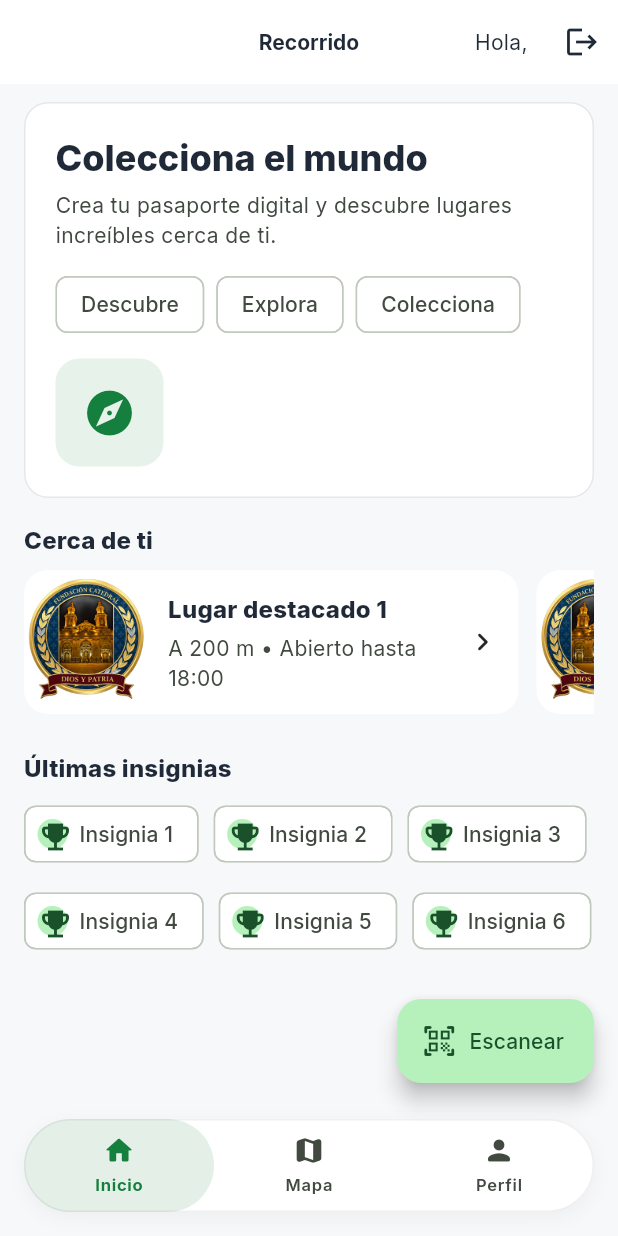
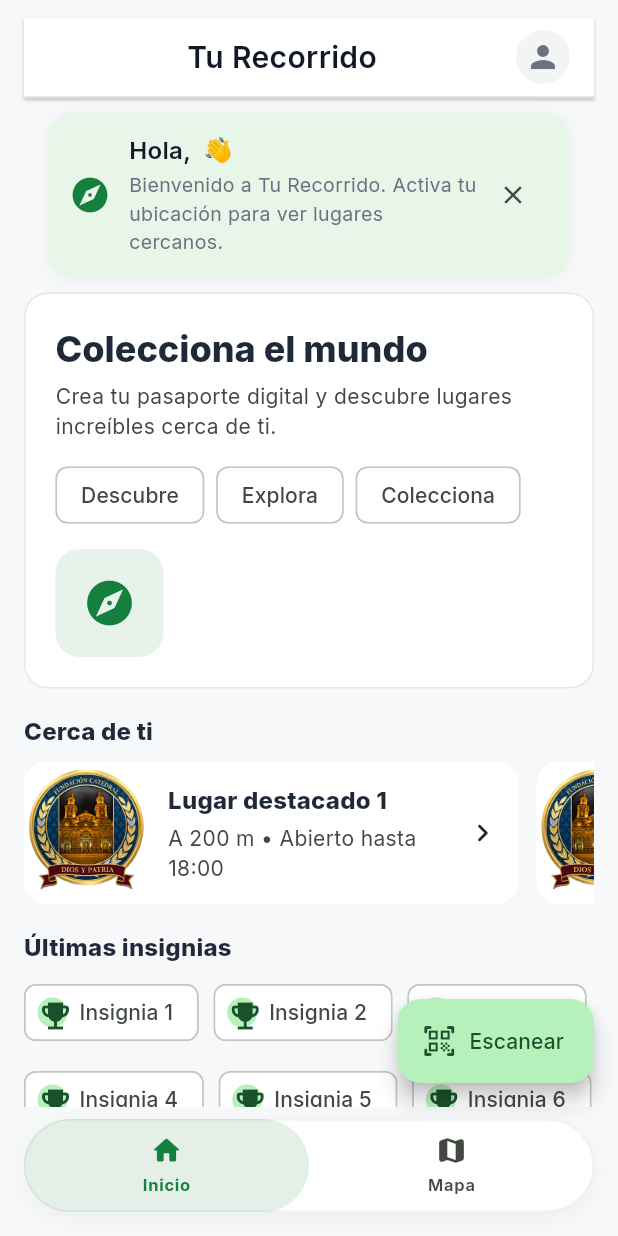
Before and after one commit to Benjaminsssss/tu_recorrido, a Flutter app: the screen it shows once a user with an empty profile is signed in, on a phone screen of 412 x 824 dp. Run offline on Flutter 3.47's test engine with Material 3 defaults, Android fonts, the phone set to English and light mode, and no system bars; our stand-ins replace cloud_firestore, easy_localization, firebase_auth, firebase_core, geolocator, google_fonts and 4 more; missing offline and left inert: flutter_polyline_points; accounts and stored records are empty.

Commit message:
feat(profile): nueva pantalla de Perfil editable con cambio de idioma inmediato (easy_localization) y previsualización de foto; fix: eliminar AppBar duplicado en Home y usar header personalizado; chore: i18n en mapa y nuevas traducciones; perms: añadir permisos galería Android/iOS; config: saveLocale=true

```diff
--- a/tu_recorrido/lib/app.dart
+++ b/tu_recorrido/lib/app.dart
@@ -1,4 +1,5 @@
 import 'package:flutter/material.dart';
+import 'package:easy_localization/easy_localization.dart';
 import 'utils/app_theme.dart';
 
 // Screens
@@ -7,7 +8,7 @@ import 'screens/login.dart';
 import 'screens/registro.dart';
 import 'screens/escanerqr.dart';
 import 'screens/menu.dart';
-import 'screens/perfil.dart';
+import 'screens/profile_screen.dart';
 
 // AuthGate
 import 'widgets/auth_gate.dart';
@@ -18,9 +19,12 @@ class MyApp extends StatelessWidget {
   @override
   Widget build(BuildContext context) {
     return MaterialApp(
-      title: 'Recorrido',
+      title: tr('app_title'),
       debugShowCheckedModeBanner: false,
       theme: AppTheme.light,
+      localizationsDelegates: context.localizationDelegates,
+      supportedLocales: context.supportedLocales,
+      locale: context.locale,
 
       // Usamos AuthGate en la raíz: decide Home o Login según sesión
       initialRoute: '/',
@@ -34,7 +38,7 @@ class MyApp extends StatelessWidget {
         '/auth/registro': (_) => const RegistroScreen(),
   '/escaner': (_) => const EscanerQRScreen(),
   '/mapa': (_) => const Mapita(),
-  '/perfil': (_) => const Perfil(),
+  '/perfil': (_) => const ProfileScreen(),
 
         // Si ya tienes una pantalla de lugares, descomenta:
         // '/places': (_) => const PlacesScreen(),
--- a/tu_recorrido/lib/components/bottom_pill_nav.dart
+++ b/tu_recorrido/lib/components/bottom_pill_nav.dart
@@ -16,7 +16,6 @@ class BottomPillNav extends StatelessWidget {
     final items = const [
       _PillItem(Icons.home_rounded, 'Inicio'),
       _PillItem(Icons.map_rounded, 'Mapa'),
-      _PillItem(Icons.person_rounded, 'Perfil'),
     ];
 
     return SafeArea(
--- a/tu_recorrido/lib/screens/home.dart
+++ b/tu_recorrido/lib/screens/home.dart
@@ -4,6 +4,7 @@ import '../services/auth_service.dart';
 import '../components/white_card.dart';
 import '../components/collection_card.dart';
 import '../components/bottom_pill_nav.dart';
+import '../widgets/home_header.dart';
 
 class HomeScreen extends StatefulWidget {
   const HomeScreen({super.key});
@@ -15,54 +16,28 @@ class HomeScreen extends StatefulWidget {
 class _HomeScreenState extends State<HomeScreen> {
   int _tab = 0;
 
-  Future<void> _logout() async {
-    await AuthService.signOut();
-    if (!mounted) return;
-    ScaffoldMessenger.of(context).showSnackBar(
-      const SnackBar(content: Text('Sesión cerrada')),
-    );
-  }
-
   @override
   Widget build(BuildContext context) {
-    final theme = Theme.of(context);
-
-    return Scaffold(
-      appBar: AppBar(
-        title: const Text('Recorrido'),
-        actions: [
-          StreamBuilder<User?>(
+    return StreamBuilder<User?>(
       stream: AuthService.authStateChanges,
       builder: (context, snap) {
-              final signedIn = snap.hasData;
         final user = snap.data;
-              final saludo = signedIn
-                  ? ((user?.displayName?.trim().isNotEmpty ?? false)
+        final nombre = (user?.displayName?.trim().isNotEmpty ?? false)
             ? user!.displayName!.trim()
-                      : (user?.email ?? 'Explorador'))
-                  : 'Explorador';
-              return Row(children: [
-                if (signedIn)
-                  Padding(
-                    padding: const EdgeInsets.only(right: 8.0),
-                    child: Text('Hola, $saludo'),
-                  ),
-                IconButton(
-                  tooltip: signedIn ? 'Cerrar sesión' : 'Iniciar sesión',
-                  icon: Icon(signedIn ? Icons.logout : Icons.login),
-                  onPressed: () => signedIn
-                      ? _logout()
-                      : Navigator.pushNamed(context, '/auth/login'),
-                ),
-              ]);
-            },
-          ),
-        ],
-      ),
-      body: ListView(
+            : (user?.email ?? 'Explorador');
+        final avatarUrl = user?.photoURL ?? '';
+        final uid = user?.uid ?? '';
+        return Scaffold(
+          body: SafeArea(
+            child: ListView(
             padding: const EdgeInsets.fromLTRB(16, 12, 16, 100),
             children: [
-          // Héroe / copy
+              HomeHeader(
+                nombre: nombre,
+                avatarUrl: avatarUrl,
+                uid: uid,
+                hasNotifications: false,
+              ),
               WhiteCard(
                 padding: const EdgeInsets.all(20),
                 child: LayoutBuilder(
@@ -74,27 +49,26 @@ class _HomeScreenState extends State<HomeScreen> {
                       width: imgSize,
                       height: imgSize,
                       decoration: BoxDecoration(
-                    color: theme.colorScheme.primary.withOpacity(0.1),
+                        color: Theme.of(context).colorScheme.primary.withOpacity(0.1),
                         borderRadius: BorderRadius.circular(16),
                       ),
                       child: Icon(Icons.explore_rounded,
-                      size: iconSize, color: theme.colorScheme.primary),
+                          size: iconSize, color: Theme.of(context).colorScheme.primary),
                     );
-
                     final text = Column(
                       crossAxisAlignment: CrossAxisAlignment.start,
                       children: [
                         Text(
                           'Colecciona el mundo',
-                      style: theme.textTheme.headlineSmall?.copyWith(
+                          style: Theme.of(context).textTheme.headlineSmall?.copyWith(
                             fontWeight: FontWeight.w800,
                           ),
                         ),
                         const SizedBox(height: 6),
                         Text(
                           'Crea tu pasaporte digital y descubre lugares increíbles cerca de ti.',
-                      style: theme.textTheme.bodyMedium?.copyWith(
-                        color: theme.colorScheme.onSurfaceVariant,
+                          style: Theme.of(context).textTheme.bodyMedium?.copyWith(
+                            color: Theme.of(context).colorScheme.onSurfaceVariant,
                           ),
                         ),
                         const SizedBox(height: 12),
@@ -108,7 +82,6 @@ class _HomeScreenState extends State<HomeScreen> {
                         ),
                       ],
                     );
-
                     if (isNarrow) {
                       return Column(
                         crossAxisAlignment: CrossAxisAlignment.start,
@@ -118,7 +91,7 @@ class _HomeScreenState extends State<HomeScreen> {
                           Align(alignment: Alignment.centerLeft, child: image),
                         ],
                       );
-                }
+                    } else {
                       return Row(
                         children: [
                           Expanded(child: text),
@@ -126,28 +99,26 @@ class _HomeScreenState extends State<HomeScreen> {
                           image,
                         ],
                       );
+                    }
                   },
                 ),
               ),
-
               const SizedBox(height: 16),
-
-          // Cerca de ti
+              // Sección: Cerca de ti
               Text('Cerca de ti',
-              style: theme.textTheme.titleMedium
+                  style: Theme.of(context).textTheme.titleMedium
                       ?.copyWith(fontWeight: FontWeight.w800)),
               const SizedBox(height: 8),
               SizedBox(
                 height: 96,
-            child: Builder(builder: (context) {
-              final w = MediaQuery.sizeOf(context).width;
-              double cardW = w * 0.8;
-              if (cardW < 260) cardW = 260;
-              if (cardW > 340) cardW = 340;
-              return ListView.separated(
+                child: ListView.separated(
                   scrollDirection: Axis.horizontal,
                   itemBuilder: (_, i) => SizedBox(
-                  width: cardW,
+                    width: MediaQuery.of(context).size.width * 0.8 < 260
+                        ? 260
+                        : MediaQuery.of(context).size.width * 0.8 > 340
+                            ? 340
+                            : MediaQuery.of(context).size.width * 0.8,
                     child: CollectionCard(
                       title: 'Lugar destacado ${i + 1}',
                       subtitle: 'A ${200 * (i + 1)} m • Abierto hasta 18:00',
@@ -158,17 +129,12 @@ class _HomeScreenState extends State<HomeScreen> {
                   ),
                   separatorBuilder: (_, __) => const SizedBox(width: 12),
                   itemCount: 5,
-              );
-            }),
                 ),
-
+              ),
               const SizedBox(height: 16),
-
-          const SizedBox(height: 8),
-
-          // Últimas insignias
+              // Sección: Últimas insignias
               Text('Últimas insignias',
-              style: theme.textTheme.titleMedium
+                  style: Theme.of(context).textTheme.titleMedium
                       ?.copyWith(fontWeight: FontWeight.w800)),
               const SizedBox(height: 8),
               Wrap(
@@ -184,6 +150,7 @@ class _HomeScreenState extends State<HomeScreen> {
               ),
             ],
             ),
+          ),
           floatingActionButton: FloatingActionButton.extended(
             onPressed: () => Navigator.pushNamed(context, '/escaner'),
             icon: const Icon(Icons.qr_code_scanner_rounded),
@@ -195,11 +162,11 @@ class _HomeScreenState extends State<HomeScreen> {
               setState(() => _tab = i);
               if (i == 1) {
                 Navigator.pushNamed(context, '/mapa');
-          } else if (i == 2) {
-            Navigator.pushNamed(context, '/perfil');
               }
             },
           ),
         );
+      },
+    );
   }
 }
--- /dev/null
+++ b/tu_recorrido/lib/widgets/home_header.dart
@@ -0,0 +1,176 @@
+import 'package:flutter/material.dart';
+import 'package:shared_preferences/shared_preferences.dart';
+
+class HomeHeader extends StatefulWidget {
+  final String nombre;
+  final String? avatarUrl;
+  final String uid;
+  final bool hasNotifications;
+  const HomeHeader({
+    Key? key,
+    required this.nombre,
+    required this.uid,
+    this.avatarUrl,
+    this.hasNotifications = false,
+  }) : super(key: key);
+
+  @override
+  State<HomeHeader> createState() => _HomeHeaderState();
+}
+
+class _HomeHeaderState extends State<HomeHeader> {
+  bool _showWelcome = false;
+  late SharedPreferences _prefs;
+
+  @override
+  void initState() {
+    super.initState();
+    _loadWelcomeFlag();
+  }
+
+  Future<void> _loadWelcomeFlag() async {
+    _prefs = await SharedPreferences.getInstance();
+    final seen = _prefs.getBool('welcome_seen_${widget.uid}') ?? false;
+    setState(() {
+      _showWelcome = !seen;
+    });
+  }
+
+  Future<void> _dismissWelcome() async {
+    await _prefs.setBool('welcome_seen_${widget.uid}', true);
+    setState(() {
+      _showWelcome = false;
+    });
+  }
+
+  @override
+  Widget build(BuildContext context) {
+    final primary = const Color(0xFF157F3D);
+    final textDark = const Color(0xFF111827);
+    final textSecondary = const Color(0xFF6B7280);
+    final appBarBorder = const Color(0xFFE5E7EB);
+    final chipBg = const Color(0xFFF3F4F6);
+    final bannerBg = const Color(0xFFE8F5E9);
+
+    return Column(
+      crossAxisAlignment: CrossAxisAlignment.stretch,
+      children: [
+        Material(
+          elevation: 1,
+          color: Colors.white,
+          child: Container(
+            decoration: BoxDecoration(
+              color: Colors.white,
+              border: Border(bottom: BorderSide(color: appBarBorder, width: 1)),
+            ),
+            padding: const EdgeInsets.symmetric(horizontal: 16, vertical: 8),
+            child: Row(
+              children: [
+                Expanded(
+                  child: Center(
+                    child: Text(
+                      'Tu Recorrido',
+                      style: TextStyle(
+                        fontWeight: FontWeight.w600,
+                        fontSize: 20,
+                        color: textDark,
+                      ),
+                      semanticsLabel: 'Título de la app',
+                    ),
+                  ),
+                ),
+                Stack(
+                  children: [
+                    InkWell(
+                      borderRadius: BorderRadius.circular(18),
+                      onTap: () => Navigator.pushNamed(context, '/perfil'),
+                      child: Semantics(
+                        label: 'Abrir perfil',
+                        child: CircleAvatar(
+                          radius: 18,
+                          backgroundColor: chipBg,
+                          backgroundImage: widget.avatarUrl != null && widget.avatarUrl!.isNotEmpty
+                              ? NetworkImage(widget.avatarUrl!)
+                              : null,
+                          child: widget.avatarUrl == null || widget.avatarUrl!.isEmpty
+                              ? Icon(Icons.person, color: textSecondary)
+                              : null,
+                        ),
+                      ),
+                    ),
+                    if (widget.hasNotifications)
+                      Positioned(
+                        right: 2,
+                        top: 2,
+                        child: Container(
+                          width: 7,
+                          height: 7,
+                          decoration: BoxDecoration(
+                            color: Colors.red,
+                            shape: BoxShape.circle,
+                          ),
+                        ),
+                      ),
+                  ],
+                ),
+              ],
+            ),
+          ),
+        ),
+        if (_showWelcome)
+          Container(
+            margin: const EdgeInsets.symmetric(horizontal: 16, vertical: 10),
+            padding: const EdgeInsets.all(14),
+            decoration: BoxDecoration(
+              color: bannerBg,
+              borderRadius: BorderRadius.circular(16),
+              boxShadow: [
+                BoxShadow(
+                  color: Colors.black.withOpacity(0.04),
+                  blurRadius: 8,
+                  offset: const Offset(0, 2),
+                ),
+              ],
+            ),
+            child: Row(
+              children: [
+                Icon(Icons.explore, color: primary, size: 28),
+                const SizedBox(width: 12),
+                Expanded(
+                  child: Column(
+                    crossAxisAlignment: CrossAxisAlignment.start,
+                    children: [
+                      Text(
+                        'Hola, ${widget.nombre} 👋',
+                        style: TextStyle(
+                          fontWeight: FontWeight.w600,
+                          fontSize: 16,
+                          color: textDark,
+                        ),
+                        semanticsLabel: 'Bienvenida',
+                      ),
+                      const SizedBox(height: 2),
+                      Text(
+                        'Bienvenido a Tu Recorrido. Activa tu ubicación para ver lugares cercanos.',
+                        style: TextStyle(
+                          fontSize: 13,
+                          color: textSecondary,
+                        ),
+                        semanticsLabel: 'Subtítulo bienvenida',
+                      ),
+                    ],
+                  ),
+                ),
+                IconButton(
+                  icon: const Icon(Icons.close, size: 20),
+                  tooltip: 'Cerrar banner de bienvenida',
+                  onPressed: _dismissWelcome,
+                ),
+              ],
+            ),
+          ),
+        // Chip de sesión removido según nueva especificación
+      ],
+    );
+  }
+}
--- a/tu_recorrido/pubspec.yaml
+++ b/tu_recorrido/pubspec.yaml
@@ -32,6 +32,11 @@ dependencies:
   geolocator_web: ^4.1.3
   http: ^1.2.1
   google_fonts: ^6.2.1
+  shared_preferences: ^2.2.2
+
+  # i18n + media picker
+  easy_localization: ^3.0.5
+  image_picker: ^1.0.7
 
   # La librería 'js' ha sido eliminada. Si tu código la requiere, puedes re-añadirla.
 
@@ -45,3 +50,4 @@ flutter:
 
   assets:
     - assets/img/    #esto importa todas las imágenes de la carpeta img
+    - assets/translations/
```
Also changed, not shown: tu_recorrido/assets/translations/en.json (added, +16 -0 lines), tu_recorrido/assets/translations/es.json (added, +16 -0 lines), tu_recorrido/assets/translations/fr.json (added, +16 -0 lines), tu_recorrido/assets/translations/pt.json (added, +16 -0 lines), tu_recorrido/assets/translations/ru.json (added, +16 -0 lines), tu_recorrido/lib/main.dart (+22 -8 lines), tu_recorrido/lib/screens/menu.dart (+6 -10 lines), tu_recorrido/lib/screens/profile_screen.dart (added, +169 -0 lines), tu_recorrido/pubspec.lock, 7 other files. Lines whose indentation alone changed are shown as unchanged.
